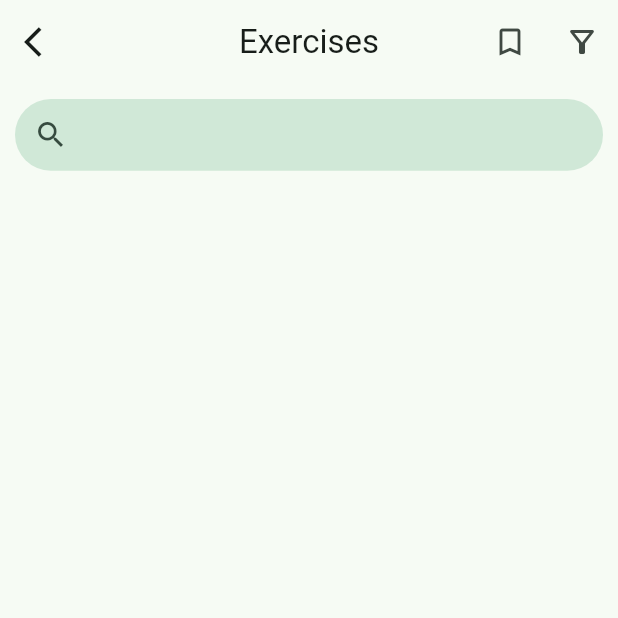
After one commit to zaihcodes/fitness_app_ui, a Flutter app: the HandbookScreen screen opened directly, after a tap on "Exercises", on a phone screen of 412 x 824 dp, the top half of it. The commit adds this screen. Run offline on Flutter 3.47's test engine with Material 3 defaults, Android fonts, the light colour scheme and no system bars; our stand-ins replace fl_chart, flutter_screenutil.

Commit message:
add exercises screen with search widget

```diff
--- /dev/null
+++ b/lib/features/exercises/exercises_screen.dart
@@ -0,0 +1,77 @@
+import 'package:flutter/material.dart';
+import 'package:flutter_screenutil/flutter_screenutil.dart';
+
+class ExercisesScreen extends StatefulWidget {
+  const ExercisesScreen({super.key});
+
+  @override
+  State<ExercisesScreen> createState() => _ExercisesScreenState();
+}
+
+class _ExercisesScreenState extends State<ExercisesScreen> {
+  @override
+  Widget build(BuildContext context) {
+    final theme = Theme.of(context);
+    return Scaffold(
+      backgroundColor: theme.colorScheme.surface,
+      appBar: buildExercisesAppBar(theme, context),
+      body: Padding(
+        padding: const EdgeInsets.all(10.0),
+        child: Column(
+          children: [
+            Container(
+              height: 40.h,
+              child: TextField(
+                decoration: InputDecoration(
+                  border: OutlineInputBorder(
+                    borderRadius: BorderRadius.circular(30),
+                    borderSide: BorderSide.none,
+                  ),
+                  prefixIcon: Icon(
+                    Icons.search,
+                    color: theme.colorScheme.onSecondaryContainer,
+                    size: 20.w,
+                  ),
+                  filled: true,
+                  fillColor: theme.colorScheme.secondaryContainer,
+                ),
+              ),
+            )
+          ],
+        ),
+      ),
+    );
+  }
+
+  AppBar buildExercisesAppBar(ThemeData theme, BuildContext context) {
+    return AppBar(
+      backgroundColor: theme.colorScheme.surface,
+      leading: IconButton(
+        onPressed: () {
+          Navigator.pop(context);
+        },
+        icon: Icon(
+          Icons.arrow_back_ios,
+          color: theme.colorScheme.onSurface,
+        ),
+      ),
+      title: Text(
+        'Exercises',
+        style: TextStyle(color: theme.colorScheme.onSurface),
+      ),
+      centerTitle: true,
+      actions: [
+        IconButton(
+            onPressed: () {},
+            icon: Icon(
+              Icons.bookmark_outline,
+            )),
+        IconButton(
+            onPressed: () {},
+            icon: Icon(
+              Icons.filter_alt_outlined,
+            ))
+      ],
+    );
+  }
+}
--- a/lib/features/hendbook/handbook_screen.dart
+++ b/lib/features/hendbook/handbook_screen.dart
@@ -1,4 +1,5 @@
 import 'package:fitnees_app_ui/core/utils/widgets/choice_card_widget.dart';
+import 'package:fitnees_app_ui/features/exercises/exercises_screen.dart';
 import 'package:flutter/material.dart';
 
 class HandbookScreen extends StatelessWidget {
@@ -7,13 +8,19 @@ class HandbookScreen extends StatelessWidget {
   @override
   Widget build(BuildContext context) {
     final theme = Theme.of(context);
-    final List<String> _handbookItems = [
-      'Exercises',
-      'Sport nutrition',
-      'List of ingredients and calorie count',
-      'Pharmacalogy',
-      'Encyclopedia',
+    final List<HandBookItem> handbookItems = [
+      const HandBookItem(title: 'Exercises', screen: ExercisesScreen()),
+      const HandBookItem(
+          title: 'Sport nutrition', screen: Center(child: Text('Nutrition'))),
+      const HandBookItem(
+          title: 'List of ingredients and calorie count',
+          screen: Center(child: Text('ingredients'))),
+      const HandBookItem(
+          title: 'Pharmacalogy', screen: Center(child: Text('Pharmacalogy'))),
+      const HandBookItem(
+          title: 'Encyclopedia', screen: Center(child: Text('Encyclopedia'))),
     ];
+
     return Scaffold(
       backgroundColor: theme.colorScheme.surface,
       appBar: AppBar(
@@ -26,12 +33,19 @@ class HandbookScreen extends StatelessWidget {
       body: Padding(
         padding: EdgeInsets.all(10),
         child: ListView.separated(
-          itemCount: _handbookItems.length,
+          itemCount: handbookItems.length,
           itemBuilder: (context, index) {
             return ChoiceCardWidget(
-              text: _handbookItems[index],
+              text: handbookItems[index].title,
               imageUrl: 'assets/images/gigafit dubai club 2.jpg',
               toUperCase: false,
+              func: () {
+                Navigator.push(
+                  context,
+                  MaterialPageRoute(
+                      builder: (context) => handbookItems[index].screen),
+                );
+              },
             );
           },
           separatorBuilder: (context, index) => SizedBox(height: 10),
@@ -40,3 +54,12 @@ class HandbookScreen extends StatelessWidget {
     );
   }
 }
+
+class HandBookItem {
+  final String title;
+  final Widget screen;
+  const HandBookItem({
+    required this.title,
+    required this.screen,
+  });
+}
```
